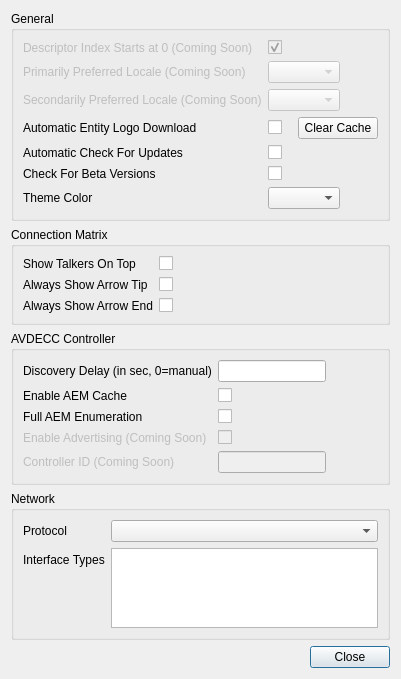
Before: the Qt Designer form src/settingsDialog.ui in christophe-calmejane/Hive, drawn with Qt 5.
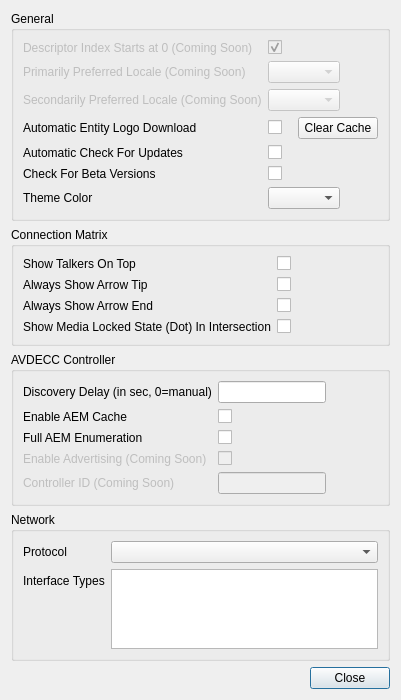
After: the same form once the commit is applied. Custom widgets are drawn as their Qt base class.

Commit message: Added an option to enable/disable media lock status in intersection

```diff
--- a/src/settingsDialog.ui
+++ b/src/settingsDialog.ui
@@ -191,6 +191,16 @@
       <item row="2" column="1">
        <widget class="QCheckBox" name="alwaysShowArrowEndConnectionMatrixCheckBox"/>
       </item>
+      <item row="3" column="0">
+       <widget class="QLabel" name="showMediaLockedDotLabel">
+        <property name="text">
+         <string>Show Media Locked State (Dot) In Intersection</string>
+        </property>
+       </widget>
+      </item>
+      <item row="3" column="1">
+       <widget class="QCheckBox" name="showMediaLockedDotCheckBox"/>
+      </item>
      </layout>
     </widget>
    </item>
```
The commit also changes 13 other files.
